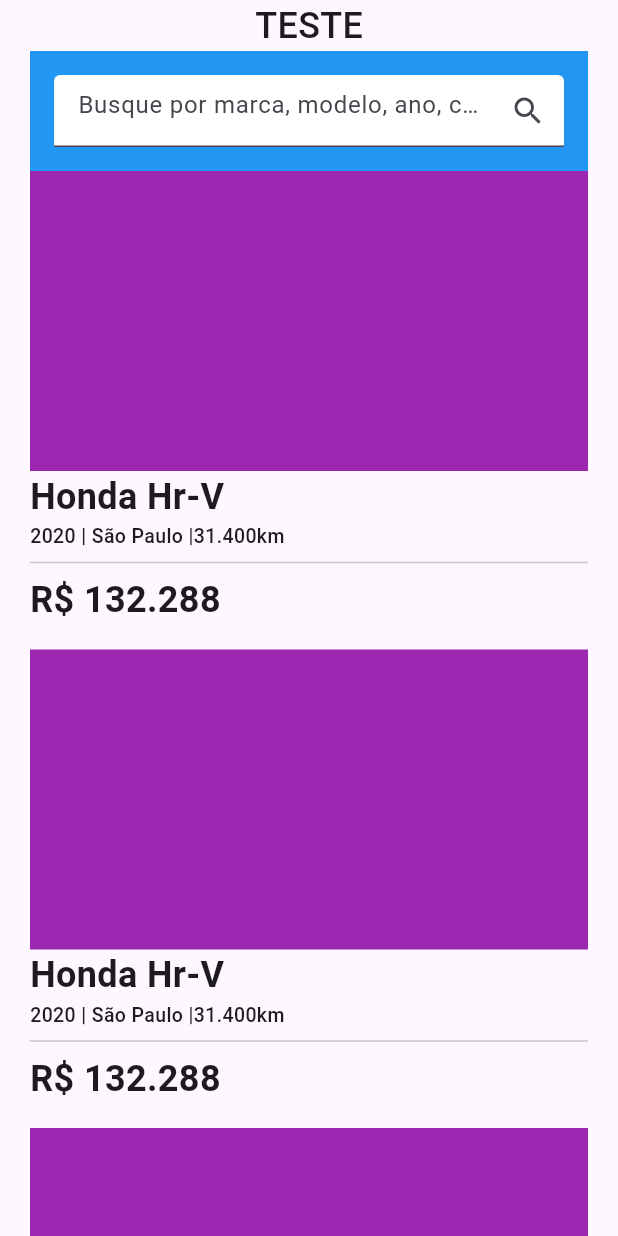
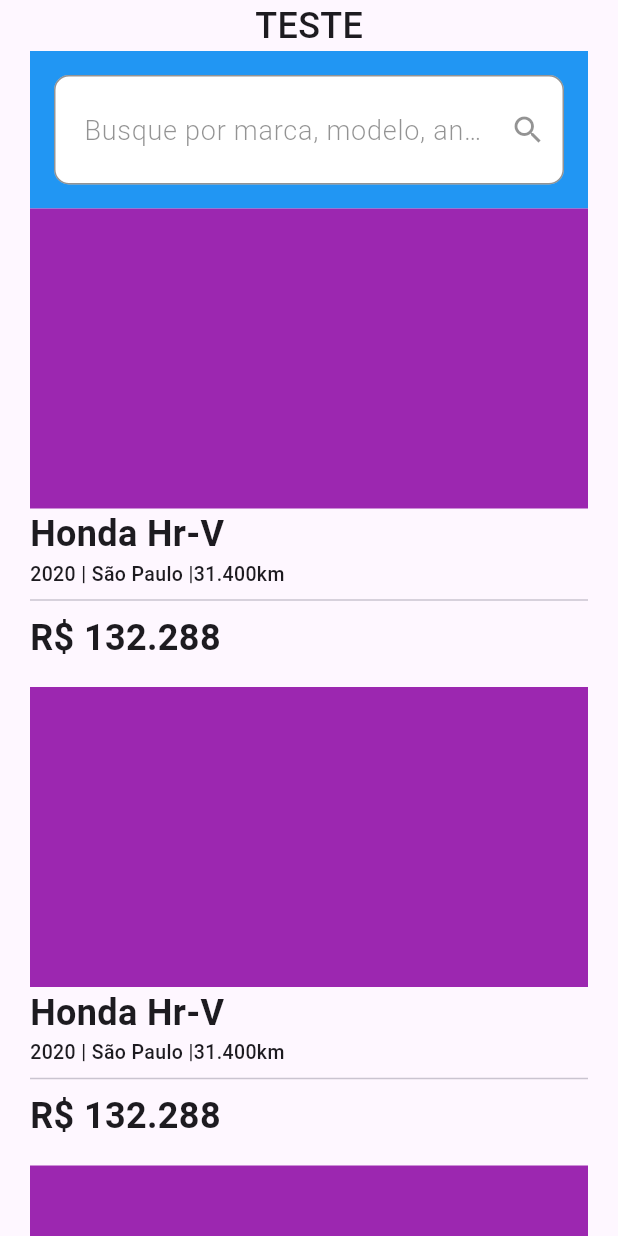
Before and after one commit to iCarlosAugusto/VerzelProject-Front, a Flutter app: the screen it shows after launch, on a phone screen of 412 x 824 dp. Run offline on Flutter 3.47's test engine with Material 2 defaults, Android fonts, the phone set to English and light mode, and no system bars; Roboto replaces fonts that are missing (Sora).

Commit message:
feat: :sparkles: Adicionado um tema

```diff
--- a/lib/main.dart
+++ b/lib/main.dart
@@ -13,9 +13,79 @@ class MyApp extends StatelessWidget {
     return MaterialApp(
       title: 'Flutter Demo',
       theme: ThemeData(
-        colorScheme: ColorScheme.fromSeed(seedColor: Colors.deepPurple),
-        useMaterial3: true,
-      ),
+          primaryColor: const Color(0XFF14CC60),
+          primaryColorLight:const Color(0XFF14CC60),
+          primaryColorDark: const Color(0XFF14CC60),
+          useMaterial3: true,
+          outlinedButtonTheme: OutlinedButtonThemeData(
+              style: ButtonStyle(
+            side: MaterialStateProperty.all<BorderSide>(
+              const BorderSide(
+                width: 2,
+                color: Color(0XFF14CC60),
+              ),
+            ),
+            padding: MaterialStateProperty.all<EdgeInsets>(
+                const EdgeInsets.only(top: 16, bottom: 16)),
+            shape: MaterialStateProperty.all(
+              RoundedRectangleBorder(
+                borderRadius: BorderRadius.circular(40),
+              ),
+            ),
+          )),
+          elevatedButtonTheme: ElevatedButtonThemeData(
+            style: ButtonStyle(
+              padding: MaterialStateProperty.all<EdgeInsets>(
+                const EdgeInsets.only(top: 16, bottom: 16, left: 18, right: 18)
+              ),
+            backgroundColor: MaterialStateProperty.resolveWith<Color>(
+              (Set<MaterialState> states) {
+                if (states.contains(MaterialState.disabled)) {
+                  return Colors.grey;
+                }
+                return const Color(0XFF14CC60);
+              },
+            ),
+            shape: MaterialStateProperty.all(
+              RoundedRectangleBorder(
+                borderRadius: BorderRadius.circular(40),
+              ),
+            ),
+          )
+          ),
+          inputDecorationTheme: InputDecorationTheme(
+            suffixIconColor: const Color(0xFF272727).withOpacity(0.5),
+            iconColor: const Color(0xFF272727).withOpacity(0.5),
+            prefixIconColor: const Color(0xFF272727).withOpacity(0.5),
+            contentPadding: const EdgeInsets.only(left: 16, top: 23, right: 16, bottom: 23),
+            hintStyle: TextStyle(
+              color: const Color(0xFF272727).withOpacity(0.5),
+              fontSize: 18,
+              fontWeight: FontWeight.w300
+            ),
+            labelStyle: TextStyle(color: const Color(0xFF272727).withOpacity(0.5)),
+            focusedBorder: OutlineInputBorder(
+              borderRadius: const BorderRadius.all(Radius.circular(10)),
+              borderSide: BorderSide(color: const Color(0xFF272727).withOpacity(0.5)),
+            ),
+            enabledBorder: OutlineInputBorder(
+              borderRadius: const BorderRadius.all(Radius.circular(10)),
+              borderSide: BorderSide(color: const Color(0xFF272727).withOpacity(0.5)),
+            ),
+            border: OutlineInputBorder(
+              borderRadius: const BorderRadius.all(Radius.circular(10)),
+              borderSide: BorderSide(color: const Color(0xFF272727).withOpacity(0.5)),
+            ),
+          ),
+          bottomNavigationBarTheme: const BottomNavigationBarThemeData(
+              enableFeedback: false,
+              showSelectedLabels: true,
+              showUnselectedLabels: true,
+              elevation: 0,
+              selectedIconTheme: IconThemeData(color: Colors.orange),
+              unselectedIconTheme: IconThemeData(color: Colors.grey)),
+          primarySwatch: Colors.blue,
+        ),
       home: const HomePage()
     );
   }
```
